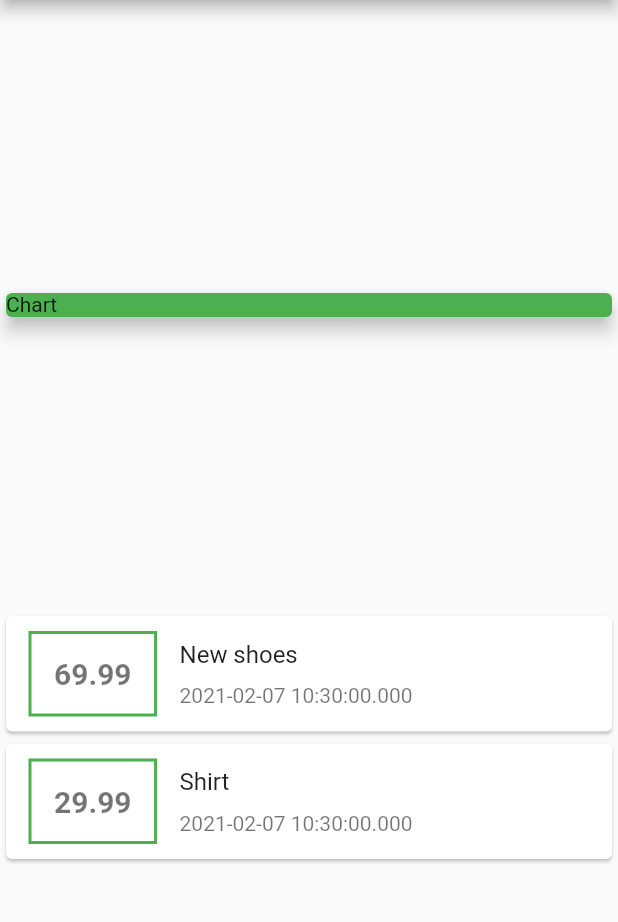
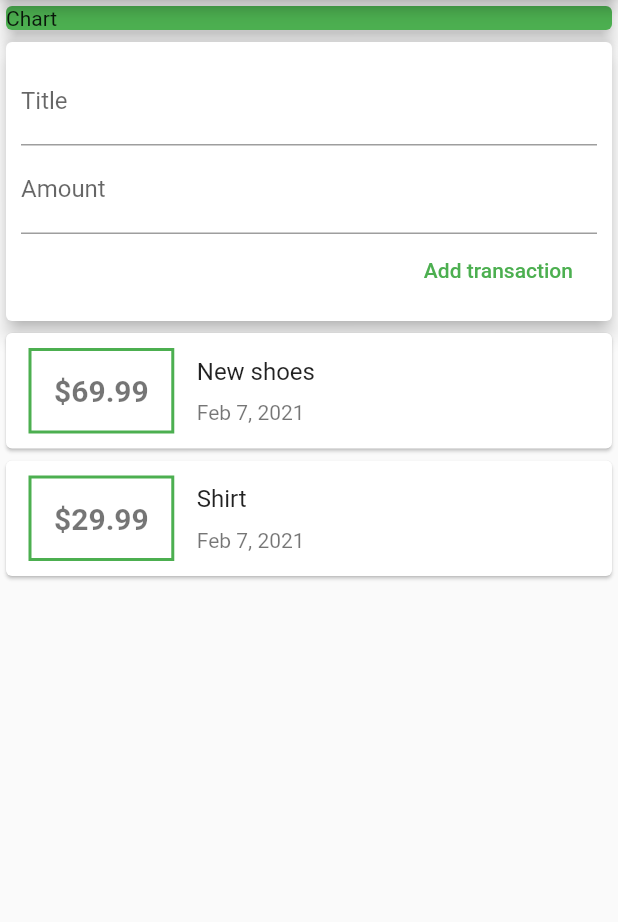
Before and after one commit to wojciechkubiak/flutter-lrng, a Flutter app: the screen it shows after launch, on a phone screen of 412 x 824 dp, the part 84-1006 px from its top. Run offline on Flutter 3.47's test engine with Material 2 defaults, Android fonts, the phone set to English and light mode, and no system bars.

Commit message:
ListView include

```diff
--- a/personalexpanses/lib/main.dart
+++ b/personalexpanses/lib/main.dart
@@ -1,6 +1,5 @@
 import 'package:flutter/material.dart';
-import './transaction.dart';
-import './transaction_card.dart';
+import './widgets/user_transaction.dart';
 
 void main() => runApp(MyApp());
 
@@ -9,23 +8,13 @@ class MyApp extends StatelessWidget {
   Widget build(BuildContext context) {
     return MaterialApp(
         title: 'Expanses',
-      home: MyHomePage(),
-    );
-  }
-}
-
-class MyHomePage extends StatelessWidget {
-  final List<Transaction> transactions = [
-    Transaction(
-        id: 't1', title: 'New shoes', amount: 69.99, date: DateTime.now()),
-    Transaction(id: 't2', title: 'Shirt', amount: 29.99, date: DateTime.now())
-  ];
-
-  @override
-  Widget build(BuildContext context) {
-    return Scaffold(
-        appBar: AppBar(title: Text('Expanses'), backgroundColor: Colors.green),
-        body: Column(
+        home: Scaffold(
+            appBar: AppBar(
+              title: Text('Expanses'),
+              backgroundColor: Colors.green,
+            ),
+            body: SingleChildScrollView(
+              child: Column(
                 mainAxisAlignment: MainAxisAlignment.spaceEvenly,
                 crossAxisAlignment: CrossAxisAlignment.center,
                 children: [
@@ -39,13 +28,9 @@ class MyHomePage extends StatelessWidget {
                     ),
                     elevation: 5,
                   ),
-            Column(
-              children: transactions.map((tx) {
-                return TransactionCard(
-                    title: tx.title, amount: tx.amount, date: tx.date);
-              }).toList(),
-            )
+                  UserTransaction()
                 ],
-        ));
+              ),
+            )));
   }
 }
--- a/personalexpanses/lib/transaction.dart
+++ b/personalexpanses/lib/models/transaction.dart
@@ -6,9 +6,10 @@ class Transaction {
   final double amount;
   final DateTime date;
 
-  Transaction(
-      {@required this.id,
-      @required this.title,
-      @required this.amount,
-      @required this.date});
+  Transaction({
+    @required this.id,
+    @required this.title,
+    @required this.amount,
+    @required this.date,
+  });
 }
--- /dev/null
+++ b/personalexpanses/lib/widgets/new_transaction.dart
@@ -0,0 +1,39 @@
+import 'package:flutter/material.dart';
+
+class NewTransaction extends StatelessWidget {
+  final title = TextEditingController();
+  final amount = TextEditingController();
+  final Function newTransaction;
+
+  NewTransaction(this.newTransaction);
+
+  @override
+  Widget build(BuildContext context) {
+    return Card(
+      elevation: 5,
+      child: Container(
+        padding: EdgeInsets.all(10),
+        child: Column(
+          crossAxisAlignment: CrossAxisAlignment.end,
+          children: [
+            TextField(
+              decoration: InputDecoration(labelText: 'Title'),
+              controller: title,
+            ),
+            TextField(
+              decoration: InputDecoration(labelText: 'Amount'),
+              controller: amount,
+            ),
+            FlatButton(
+              child: Text('Add transaction'),
+              onPressed: () {
+                newTransaction(title.text, amount.text);
+              },
+              textColor: Colors.green,
+            )
+          ],
+        ),
+      ),
+    );
+  }
+}
--- a/personalexpanses/lib/transaction_card.dart
+++ b/personalexpanses/lib/widgets/transaction_card.dart
@@ -1,4 +1,5 @@
 import 'package:flutter/material.dart';
+import 'package:intl/intl.dart';
 
 class TransactionCard extends StatelessWidget {
   final String title;
@@ -24,7 +25,7 @@ class TransactionCard extends StatelessWidget {
                 ),
                 padding: EdgeInsets.all(15),
                 child: Text(
-                  amount.toString(),
+                  '\$$amount',
                   style: TextStyle(
                       color: Colors.black54,
                       fontWeight: FontWeight.bold,
@@ -44,7 +45,7 @@ class TransactionCard extends StatelessWidget {
                   padding: EdgeInsets.only(top: 5, right: 5, bottom: 5),
                 ),
                 Container(
-                  child: Text(date.toString(),
+                  child: Text(DateFormat.yMMMd().format(date),
                       style: TextStyle(fontSize: 14, color: Colors.black54)),
                   padding: EdgeInsets.only(top: 5, right: 5, bottom: 5),
                 )
--- /dev/null
+++ b/personalexpanses/lib/widgets/transaction_list.dart
@@ -0,0 +1,25 @@
+import 'package:flutter/material.dart';
+import './../models/transaction.dart';
+import './transaction_card.dart';
+
+class TransactionList extends StatelessWidget {
+  final List<Transaction> transactions;
+
+  TransactionList(this.transactions);
+
+  @override
+  Widget build(BuildContext context) {
+    return Container(
+      height: 300,
+      child: ListView.builder(
+        itemBuilder: (ctx, index) {
+          return TransactionCard(
+              title: transactions[index].title,
+              amount: transactions[index].amount,
+              date: transactions[index].date);
+        },
+        itemCount: transactions.length,
+      ),
+    );
+  }
+}
--- /dev/null
+++ b/personalexpanses/lib/widgets/user_transaction.dart
@@ -0,0 +1,40 @@
+import 'package:flutter/material.dart';
+import './transaction_list.dart';
+import './new_transaction.dart';
+import './../models/transaction.dart';
+
+class UserTransaction extends StatefulWidget {
+  @override
+  _UserTransactionState createState() => _UserTransactionState();
+}
+
+class _UserTransactionState extends State<UserTransaction> {
+  final List<Transaction> transactions = [
+    Transaction(
+        id: 't1', title: 'New shoes', amount: 69.99, date: DateTime.now()),
+    Transaction(id: 't2', title: 'Shirt', amount: 29.99, date: DateTime.now())
+  ];
+
+  void _addNew(String titleInput, String amountInput) {
+    if (titleInput != null && amountInput != null) {
+      setState(() {
+        transactions.add(Transaction(
+          id: DateTime.now().toString(),
+          title: titleInput,
+          amount: double.parse(amountInput),
+          date: DateTime.now(),
+        ));
+      });
+    }
+  }
+
+  @override
+  Widget build(BuildContext context) {
+    return Column(
+      children: [
+        NewTransaction(_addNew),
+        TransactionList(transactions),
+      ],
+    );
+  }
+}
--- a/personalexpanses/pubspec.yaml
+++ b/personalexpanses/pubspec.yaml
@@ -28,6 +28,7 @@ dependencies:
   # The following adds the Cupertino Icons font to your application.
   # Use with the CupertinoIcons class for iOS style icons.
   cupertino_icons: ^1.0.0
+  intl: ^0.16.1
 
 dev_dependencies:
   flutter_test:
```
Lines whose indentation alone changed are shown as unchanged.
